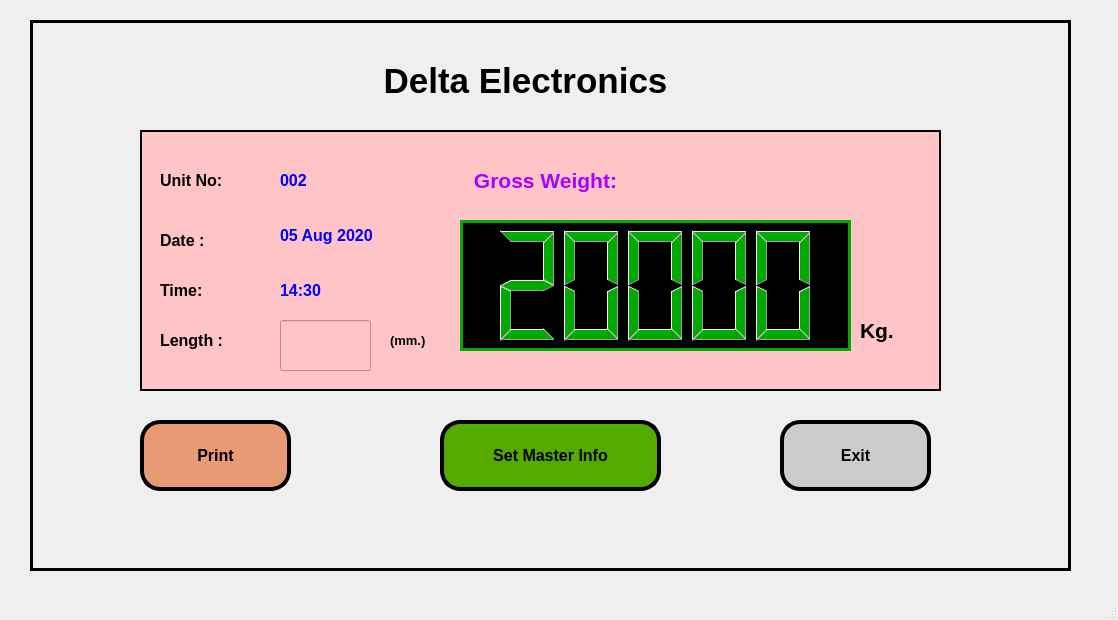
First picture: the form in LoadDispaly/ui/LD_01.ui, repository sanjaymanegit/testRepo, before the edit.
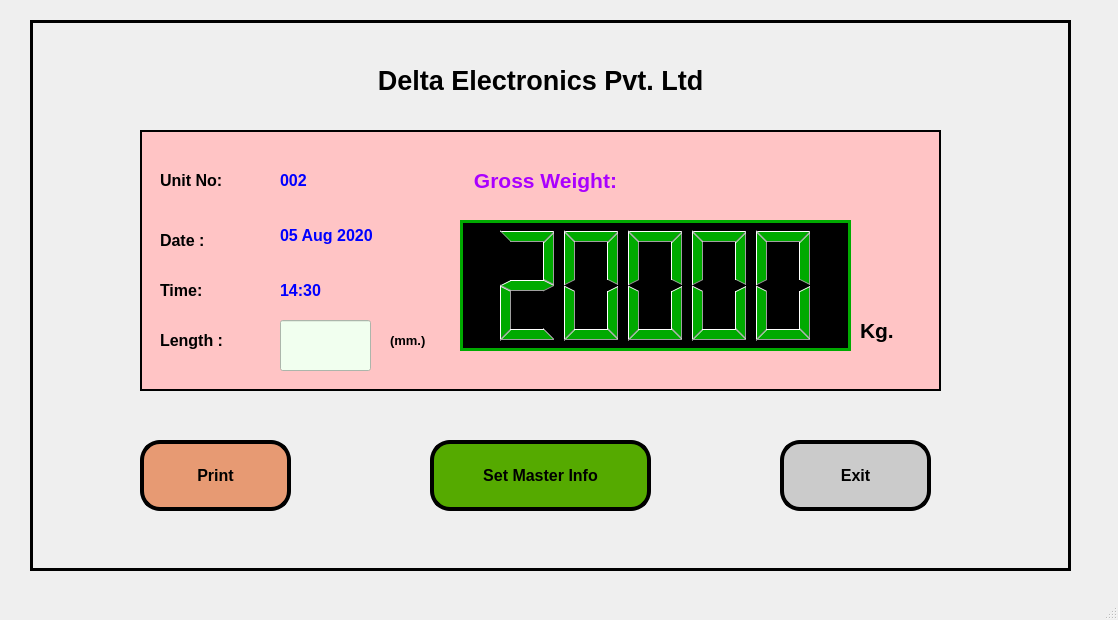
Second picture: the form after the edit.

The edit to the form file:
```diff
--- a/LoadDispaly/ui/LD_01.ui
+++ b/LoadDispaly/ui/LD_01.ui
@@ -35,22 +35,22 @@
     <widget class="QLabel" name="label">
      <property name="geometry">
       <rect>
-       <x>330</x>
+       <x>110</x>
        <y>20</y>
-       <width>331</width>
+       <width>801</width>
        <height>81</height>
       </rect>
      </property>
      <property name="font">
       <font>
        <family>Arial</family>
-       <pointsize>26</pointsize>
+       <pointsize>20</pointsize>
        <weight>75</weight>
        <bold>true</bold>
       </font>
      </property>
      <property name="text">
-      <string>Delta Electronics</string>
+      <string>Delta Electronics Pvt. Ltd</string>
      </property>
      <property name="alignment">
       <set>Qt::AlignCenter</set>
@@ -362,6 +362,9 @@
         <bold>true</bold>
        </font>
       </property>
+      <property name="styleSheet">
+       <string notr="true">background-color: rgb(241, 255, 239);</string>
+      </property>
      </widget>
      <widget class="QLabel" name="label_16">
       <property name="geometry">
@@ -395,8 +398,8 @@
     <widget class="QPushButton" name="pushButton_2">
      <property name="geometry">
       <rect>
-       <x>410</x>
-       <y>400</y>
+       <x>400</x>
+       <y>420</y>
        <width>221</width>
        <height>71</height>
       </rect>
@@ -433,7 +436,7 @@
      <property name="geometry">
       <rect>
        <x>750</x>
-       <y>400</y>
+       <y>420</y>
        <width>151</width>
        <height>71</height>
       </rect>
@@ -470,7 +473,7 @@
      <property name="geometry">
       <rect>
        <x>110</x>
-       <y>400</y>
+       <y>420</y>
        <width>151</width>
        <height>71</height>
       </rect>
```
